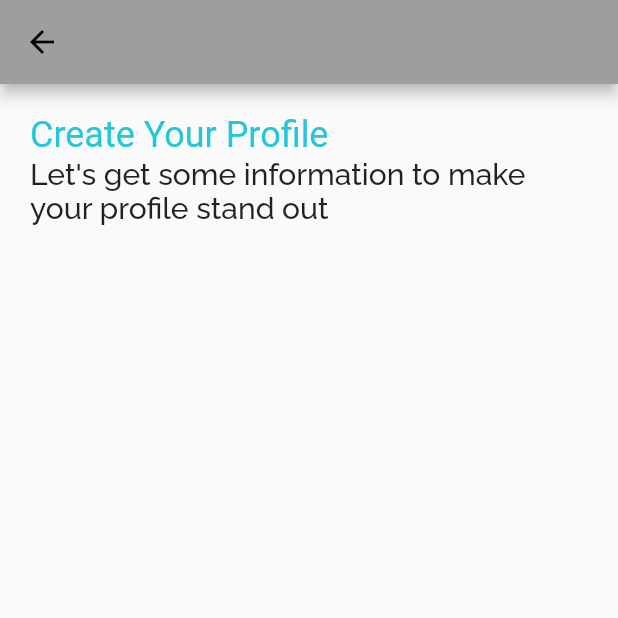
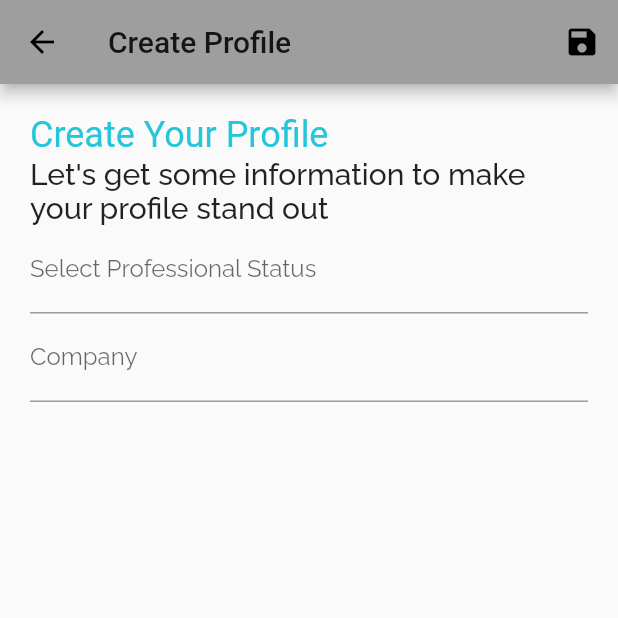
Before and after one commit to pohara60/flutter_dev_connector, a Flutter app: the CreateProfileView screen opened directly, on a phone screen of 412 x 824 dp, the top half of it. Run offline on Flutter 3.47's test engine with Material 2 defaults, Android fonts, the light colour scheme and no system bars; our stand-ins replace font_awesome_flutter, google_fonts, logger, shared_preferences; accounts and stored records are empty; generated files the repository leaves out were written again.

Commit message:
Start Create Profile form

```diff
--- a/lib/services/profile_service.dart
+++ b/lib/services/profile_service.dart
@@ -6,9 +6,12 @@ import 'package:flutter_dev_connector/config/config.dart';
 import 'package:flutter_dev_connector/models/profile.dart';
 import 'package:flutter_dev_connector/models/user.dart';
 import 'package:flutter_dev_connector/services/auth_service.dart';
+import 'package:flutter_dev_connector/utils/logger.dart';
 import 'package:http/http.dart' as http;
 
 class ProfileService with ChangeNotifier {
+  static final _log = getLogger('ProfileService');
+
   Profile _profile;
   List<Profile> _profiles;
   List<Repo> _repos;
@@ -144,4 +147,12 @@ class ProfileService with ChangeNotifier {
       notifyListeners();
     }
   }
+
+  addProfile(Profile profile) {
+    _log.v('addProfile');
+  }
+
+  updateProfile(String id, Profile profile) {
+    _log.v('updateProfile');
+  }
 }
--- a/lib/views/create_profile_view.dart
+++ b/lib/views/create_profile_view.dart
@@ -6,68 +6,184 @@ import 'package:flutter_dev_connector/services/profile_service.dart';
 import 'package:flutter_dev_connector/utils/logger.dart';
 import 'package:provider/provider.dart';
 
-class CreateProfileView extends StatelessWidget {
+class CreateProfileView extends StatefulWidget {
   static const routeName = "/create-profile";
-  final log = getLogger('CreateProfileView');
+
+  final bool _isUpdate;
+  CreateProfileView([this._isUpdate = false]);
+
+  @override
+  _CreateProfileViewState createState() => _CreateProfileViewState();
+}
+
+class _CreateProfileViewState extends State<CreateProfileView> {
+  static final _log = getLogger('CreateProfileViewState');
+
+  final _form = GlobalKey<FormState>();
+  final _companyFocusNode = FocusNode();
+  //final _companyUrlController = TextEditingController();
+
+  var _isLoading = false;
+  var _doneInit = false;
+  Profile _profile;
+
+  @override
+  void dispose() {
+    super.dispose();
+    _companyFocusNode.dispose();
+  }
+
+  @override
+  void didChangeDependencies() async {
+    if (!_doneInit) {
+      if (widget._isUpdate) {
+        _profile = await Provider.of<ProfileService>(context, listen: false)
+            .getCurrentProfile();
+      } else {
+        _profile = Profile();
+        // Profile(
+        //   id: '',
+        //   user: User(
+        //     id: '',
+        //     name: '',
+        //     email: '',
+        //     password: '',
+        //     avatar: '',
+        //     date: DateTime.now(),
+        //   ),
+        //   company: '',
+        //   website: '',
+        //   location: '',
+        //   status: '',
+        //   skills: [],
+        //   bio: '',
+        //   githubusername: '',
+        //   experience: [],
+        //   education: [],
+        //   social: Social(
+        //     youtube: '',
+        //     twitter: '',
+        //     facebook: '',
+        //     linkedin: '',
+        //     instagram: '',
+        //   ),
+        //   date: DateTime.now(),
+        // );
+
+      }
+      // _initValues = {
+      //   'title': _profile.title,
+      //   'description': _profile.description,
+      //   'price': _profile.price.toString(),
+      //   'imageURL': _profile.imageUrl,
+      // };
+      // _imageUrlController.text = _profile.imageUrl;
+      _doneInit = true;
+    }
+    super.didChangeDependencies();
+  }
+
+  Future<void> _saveForm() async {
+    final isValid = _form.currentState.validate();
+    if (!isValid) return;
+
+    _form.currentState.save();
+    setState(() {
+      _isLoading = true;
+    });
+    try {
+      if (_profile.id != null) {
+        await Provider.of<ProfileService>(context, listen: false)
+            .updateProfile(_profile.id, _profile);
+      } else {
+        await Provider.of<ProfileService>(context, listen: false)
+            .addProfile(_profile);
+      }
+    } catch (error) {
+      await showDialog<Null>(
+        context: context,
+        builder: (ctx) => AlertDialog(
+          title: Text('An error occurred!'),
+          content: Text(error.toString()),
+          actions: <Widget>[
+            FlatButton(
+                child: Text('OK'),
+                onPressed: () {
+                  Navigator.of(ctx).pop();
+                })
+          ],
+        ),
+      );
+    }
+    setState(() {
+      _isLoading = false;
+      Navigator.of(context).pop();
+    });
+  }
 
   @override
   Widget build(BuildContext context) {
-    log.v('build called v');
-    final authService = Provider.of<AuthService>(context);
-    final profileService = Provider.of<ProfileService>(context, listen: false);
-    final profile = Profile(
-      id: '',
-      user: User(
-        id: '',
-        name: '',
-        email: '',
-        password: '',
-        avatar: '',
-        date: DateTime.now(),
-      ),
-      company: '',
-      website: '',
-      location: '',
-      status: '',
-      skills: [],
-      bio: '',
-      githubusername: '',
-      experience: [],
-      education: [],
-      social: Social(
-        youtube: '',
-        twitter: '',
-        facebook: '',
-        linkedin: '',
-        instagram: '',
-      ),
-      date: DateTime.now(),
-    );
+    _log.v('build called v');
 
     final themeData = Theme.of(context);
-
     return Scaffold(
       appBar: AppBar(
-        title: Text(authService.user.name),
+        title: Text('${widget._isUpdate ? 'Edit' : 'Create'} Profile'),
+        actions: [
+          IconButton(icon: Icon(Icons.save), onPressed: _saveForm),
+        ],
       ),
-      body: SingleChildScrollView(
+      body: Form(
+        key: _form,
+        child: SingleChildScrollView(
           child: Container(
             width: double.infinity,
             margin: EdgeInsets.all(20),
             child: Column(
               crossAxisAlignment: CrossAxisAlignment.start,
               children: [
-              // FlatButton.icon(
-              //   icon: Icon(Icons.arrow_back),
-              //   label: Text('Go Back'),
-              //   onPressed: () {
-              //     Navigator.of(ctx).pop();
-              //   },
-              // ),
-              Text('Create Your Profile', style: themeData.textTheme.headline5),
-              Text('Let\'s get some information to make your profile stand out',
+                Text('${widget._isUpdate ? 'Edit' : 'Create'} Your Profile',
+                    style: themeData.textTheme.headline5),
+                Text(
+                    'Let\'s get some information to make your profile stand out',
                     style: themeData.textTheme.headline6),
+                TextFormField(
+                  initialValue: _profile.status,
+                  decoration: InputDecoration(
+                    labelText: 'Select Professional Status',
+                    hintText:
+                        'Give us an idea of where you are at in your career',
+                  ),
+                  textInputAction: TextInputAction.next,
+                  onFieldSubmitted: (value) =>
+                      FocusScope.of(context).requestFocus(_companyFocusNode),
+                  validator: (value) {
+                    if (value.isEmpty) return 'Select Professional Status';
+                    return null;
+                  },
+                  onSaved: (value) {
+                    _profile.status = value;
+                  },
+                ),
+                TextFormField(
+                  initialValue: _profile.company,
+                  decoration: InputDecoration(
+                    labelText: 'Company',
+                    hintText: 'Could be your own company or one you work for',
+                  ),
+                  focusNode: _companyFocusNode,
+                  textInputAction: TextInputAction.next,
+                  onFieldSubmitted: (value) => _saveForm(),
+                  validator: (value) {
+                    //if (value.isEmpty) return 'Specify Company';
+                    return null;
+                  },
+                  onSaved: (value) {
+                    _profile.company = value;
+                  },
+                ),
               ],
+            ),
           ),
         ),
       ),
```
Lines whose indentation alone changed are shown as unchanged.
